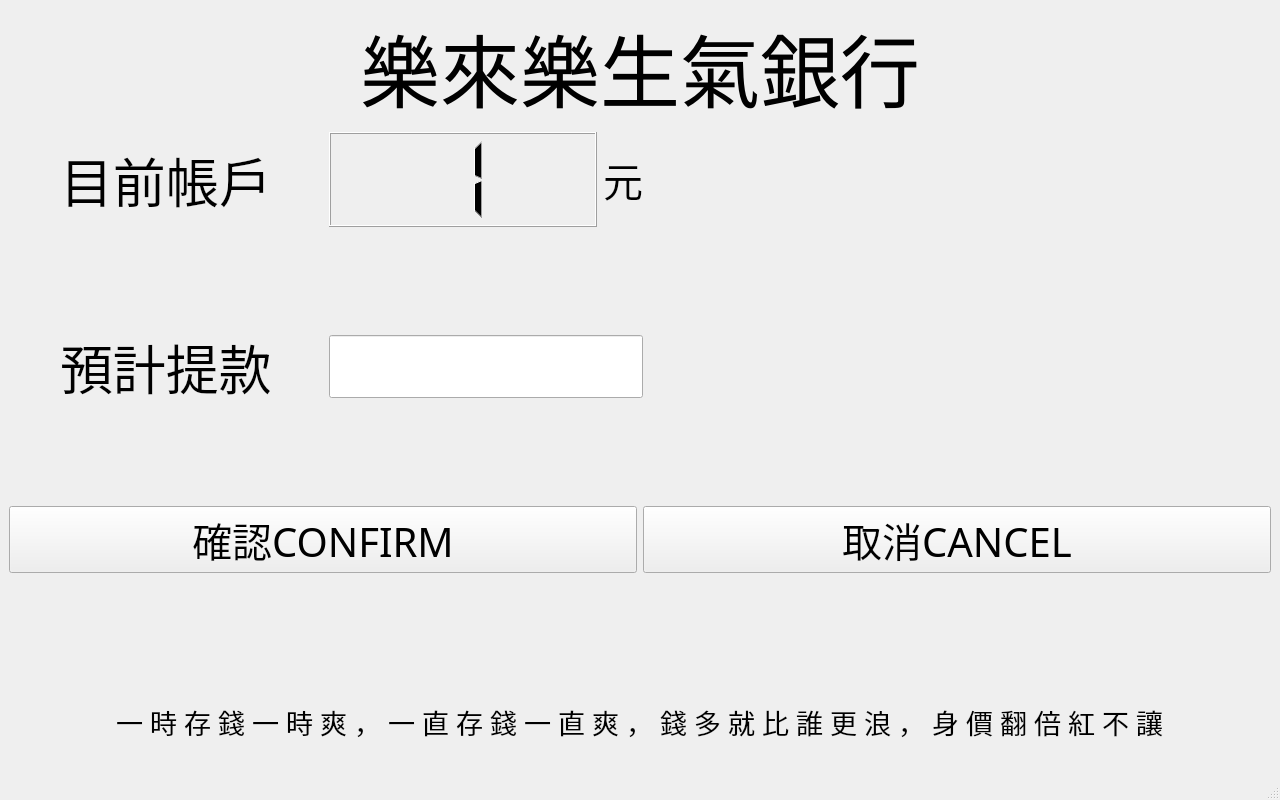
Old version of the form Bank/GUI_Design/withdrawal.ui in the repository ChungChenWei/Bank_2020.
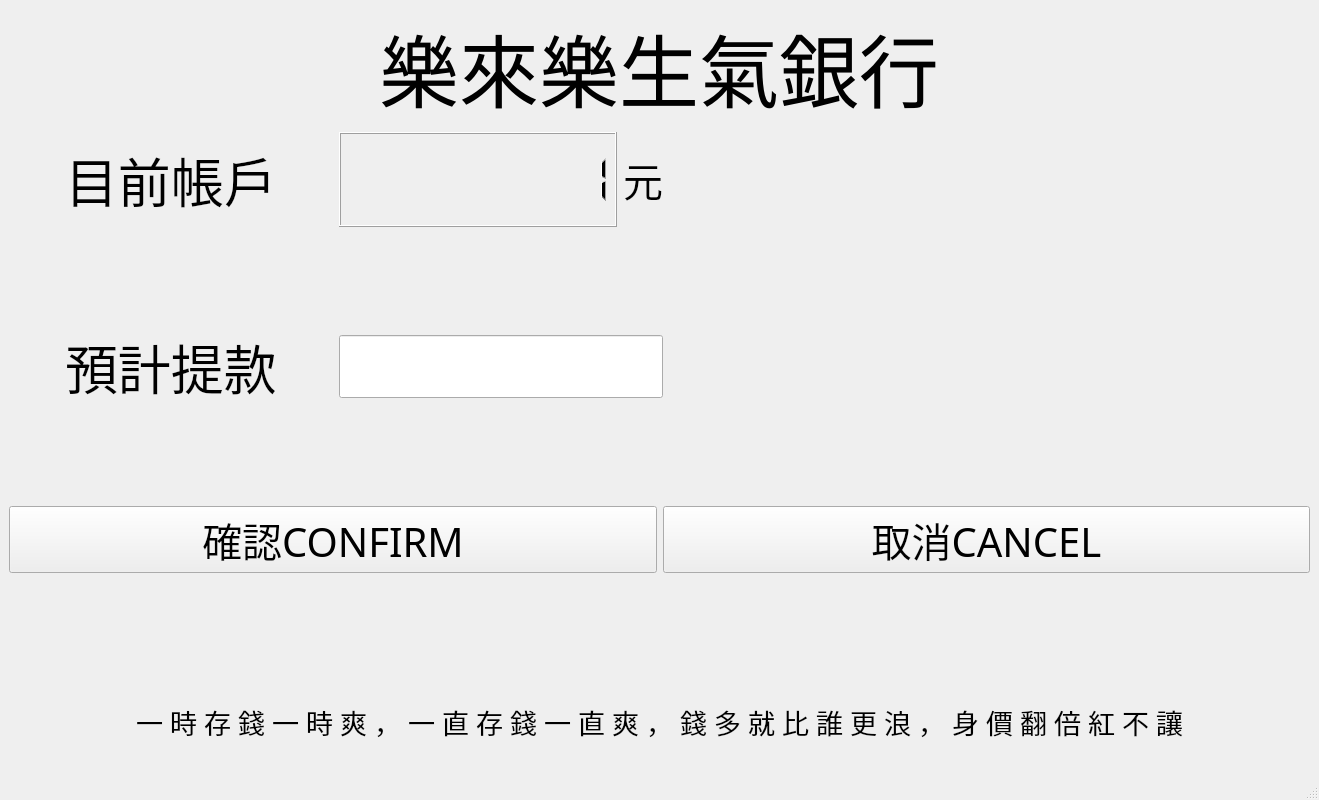
New version of the form.

Patch:
```diff
--- a/Bank/GUI_Design/withdrawal.ui
+++ b/Bank/GUI_Design/withdrawal.ui
@@ -6,7 +6,7 @@
    <rect>
     <x>0</x>
     <y>0</y>
-    <width>1280</width>
+    <width>1319</width>
     <height>800</height>
    </rect>
   </property>
@@ -202,7 +202,7 @@
              </font>
             </property>
             <property name="digitCount">
-             <number>1</number>
+             <number>10</number>
             </property>
             <property name="value" stdset="0">
              <double>1.000000000000000</double>
```
Left out of the diff: 12 changed lines with no effect on the pictures.
